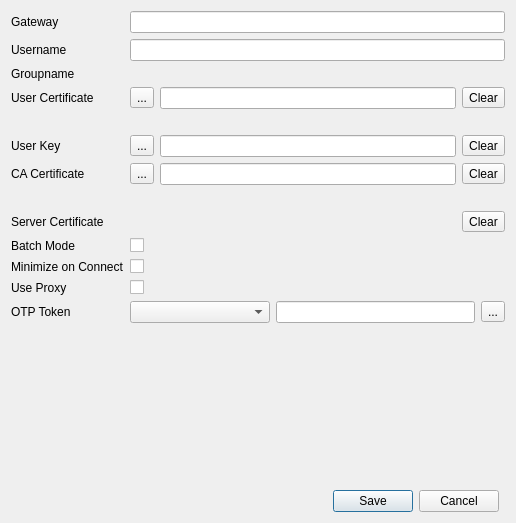
This is editdialog.ui in openconnect/openconnect-gui as Qt 5 draws it before an edit. The edited form follows.
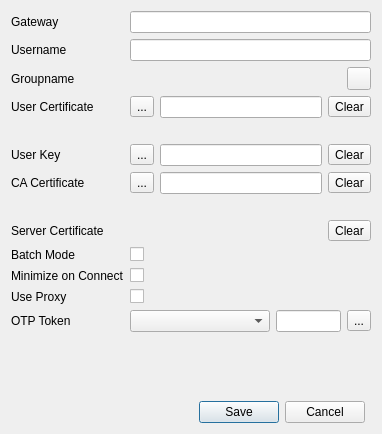
This is the edited form. Icons and pictures are not drawn.

Commit message:
Show the label when selecting groups, but select the proper name.
Also allow to delete a group.

```diff
--- a/editdialog.ui
+++ b/editdialog.ui
@@ -6,8 +6,8 @@
    <rect>
     <x>0</x>
     <y>0</y>
-    <width>516</width>
-    <height>523</height>
+    <width>382</width>
+    <height>434</height>
    </rect>
   </property>
   <property name="windowTitle">
@@ -56,28 +56,21 @@
        </property>
       </widget>
      </item>
-     <item row="3" column="0">
+     <item row="5" column="0">
       <widget class="QLabel" name="label_5">
        <property name="text">
         <string>Groupname</string>
        </property>
       </widget>
      </item>
-     <item row="3" column="1">
-      <widget class="QLabel" name="groupnameEdit">
-       <property name="text">
-        <string/>
-       </property>
-      </widget>
-     </item>
-     <item row="6" column="0">
+     <item row="8" column="0">
       <widget class="QLabel" name="label_3">
        <property name="text">
         <string>User Certificate</string>
        </property>
       </widget>
      </item>
-     <item row="6" column="1">
+     <item row="8" column="1">
       <layout class="QHBoxLayout" name="horizontalLayout">
        <item>
         <widget class="QToolButton" name="userCertButton">
@@ -106,14 +99,14 @@
        </item>
       </layout>
      </item>
-     <item row="7" column="1">
+     <item row="9" column="1">
       <widget class="QLabel" name="userCertHash">
        <property name="text">
         <string/>
        </property>
       </widget>
      </item>
-     <item row="8" column="0">
+     <item row="10" column="0">
       <widget class="QLabel" name="userKeyLabel">
        <property name="enabled">
         <bool>true</bool>
@@ -123,7 +116,7 @@
        </property>
       </widget>
      </item>
-     <item row="8" column="1">
+     <item row="10" column="1">
       <layout class="QHBoxLayout" name="horizontalLayout_2">
        <item>
         <widget class="QToolButton" name="userKeyButton">
@@ -158,14 +151,14 @@
        </item>
       </layout>
      </item>
-     <item row="10" column="0">
+     <item row="12" column="0">
       <widget class="QLabel" name="label_4">
        <property name="text">
         <string>CA Certificate</string>
        </property>
       </widget>
      </item>
-     <item row="10" column="1">
+     <item row="12" column="1">
       <layout class="QHBoxLayout" name="horizontalLayout_4">
        <item>
         <widget class="QToolButton" name="caCertButton">
@@ -197,21 +190,21 @@
        </item>
       </layout>
      </item>
-     <item row="11" column="1">
+     <item row="13" column="1">
       <widget class="QLabel" name="caCertHash">
        <property name="text">
         <string/>
        </property>
       </widget>
      </item>
-     <item row="13" column="0">
+     <item row="15" column="0">
       <widget class="QLabel" name="label_6">
        <property name="text">
         <string>Server Certificate</string>
        </property>
       </widget>
      </item>
-     <item row="13" column="1">
+     <item row="15" column="1">
       <layout class="QHBoxLayout" name="horizontalLayout_3">
        <item>
         <widget class="QLabel" name="serverCertHash">
@@ -236,14 +229,14 @@
        </item>
       </layout>
      </item>
-     <item row="14" column="0">
+     <item row="16" column="0">
       <widget class="QLabel" name="label_7">
        <property name="text">
         <string>Batch Mode</string>
        </property>
       </widget>
      </item>
-     <item row="14" column="1">
+     <item row="16" column="1">
       <widget class="QCheckBox" name="batchModeBox">
        <property name="toolTip">
         <string>Enable this to remember passwords for this server</string>
@@ -253,14 +246,14 @@
        </property>
       </widget>
      </item>
-     <item row="15" column="0">
+     <item row="17" column="0">
       <widget class="QLabel" name="label_8">
        <property name="text">
         <string>Minimize on Connect</string>
        </property>
       </widget>
      </item>
-     <item row="15" column="1">
+     <item row="17" column="1">
       <widget class="QCheckBox" name="minimizeBox">
        <property name="toolTip">
         <string>Enable this to automatically minimize after connection</string>
@@ -270,7 +263,7 @@
        </property>
       </widget>
      </item>
-     <item row="16" column="1">
+     <item row="18" column="1">
       <widget class="QCheckBox" name="proxyBox">
        <property name="toolTip">
         <string>Enable this to use the system's default proxy settings for this server</string>
@@ -280,21 +273,21 @@
        </property>
       </widget>
      </item>
-     <item row="16" column="0">
+     <item row="18" column="0">
       <widget class="QLabel" name="label_9">
        <property name="text">
         <string>Use Proxy</string>
        </property>
       </widget>
      </item>
-     <item row="17" column="0">
+     <item row="19" column="0">
       <widget class="QLabel" name="label_10">
        <property name="text">
         <string>OTP Token</string>
        </property>
       </widget>
      </item>
-     <item row="17" column="1">
+     <item row="19" column="1">
       <layout class="QHBoxLayout" name="horizontalLayout_5">
        <item>
         <widget class="QComboBox" name="tokenBox">
@@ -342,6 +335,28 @@
        </item>
       </layout>
      </item>
+     <item row="5" column="1">
+      <layout class="QHBoxLayout" name="horizontalLayout_6">
+       <item>
+        <widget class="QLabel" name="groupnameEdit">
+         <property name="text">
+          <string/>
+         </property>
+        </widget>
+       </item>
+       <item>
+        <widget class="QToolButton" name="toolButton">
+         <property name="text">
+          <string/>
+         </property>
+         <property name="icon">
+          <iconset resource="resources.qrc">
+           <normaloff>:/new/resource/trashcan.png</normaloff>:/new/resource/trashcan.png</iconset>
+         </property>
+        </widget>
+       </item>
+      </layout>
+     </item>
     </layout>
    </item>
    <item row="1" column="0">
```
Left out of the diff: 26 changed lines with no effect on the pictures. The commit also changes 4 other files.
